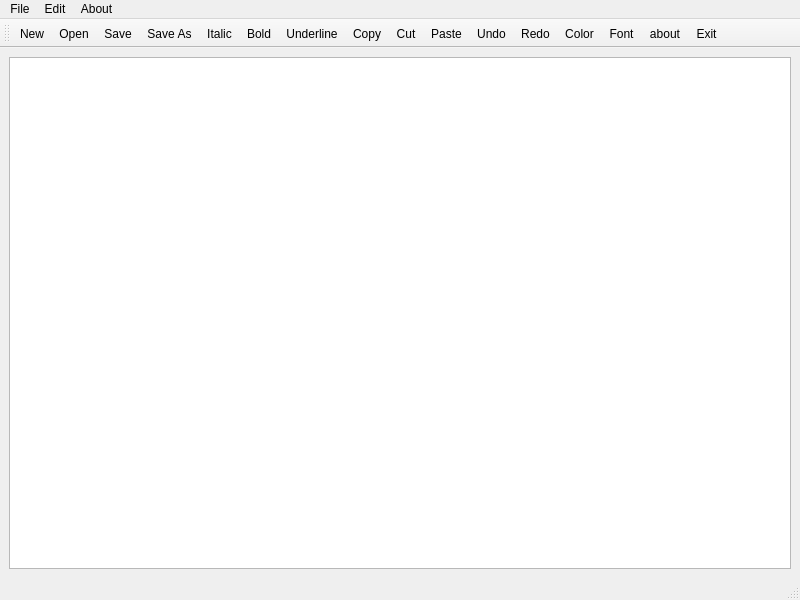
First picture: the form in Notepad/mainwindow.ui, repository lea905/SAE201, before the edit.
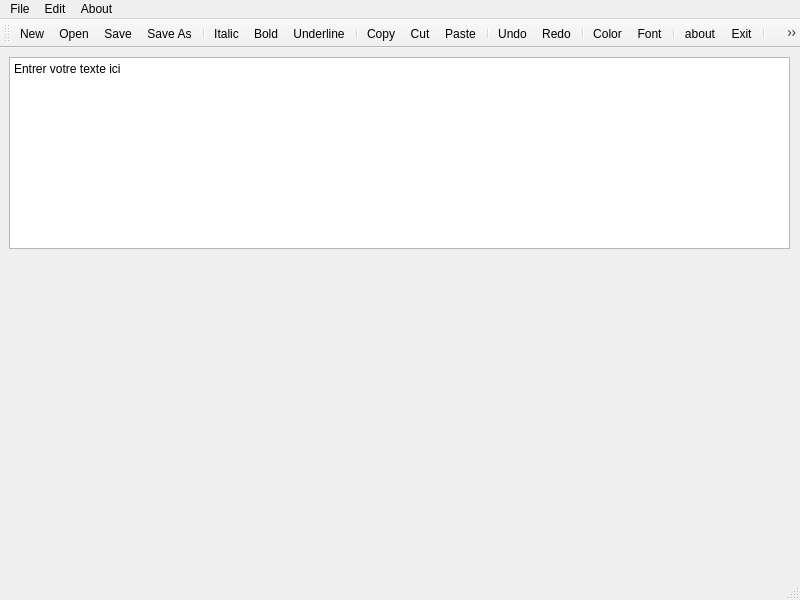
Second picture: the form after the edit. Icons and pictures are not drawn.

```diff
--- a/Notepad/mainwindow.ui
+++ b/Notepad/mainwindow.ui
@@ -17,15 +17,26 @@
    <property name="enabled">
     <bool>true</bool>
    </property>
-   <layout class="QVBoxLayout" name="verticalLayout">
-    <item>
-     <widget class="QTextEdit" name="textEdit">
-      <property name="enabled">
-       <bool>true</bool>
-      </property>
-     </widget>
-    </item>
-   </layout>
+   <widget class="QTextEdit" name="textEdit">
+    <property name="geometry">
+     <rect>
+      <x>9</x>
+      <y>9</y>
+      <width>781</width>
+      <height>192</height>
+     </rect>
+    </property>
+    <property name="html">
+     <string>&lt;!DOCTYPE HTML PUBLIC &quot;-//W3C//DTD HTML 4.0//EN&quot; &quot;http://www.w3.org/TR/REC-html40/strict.dtd&quot;&gt;
+&lt;html&gt;&lt;head&gt;&lt;meta name=&quot;qrichtext&quot; content=&quot;1&quot; /&gt;&lt;meta charset=&quot;utf-8&quot; /&gt;&lt;style type=&quot;text/css&quot;&gt;
+p, li { white-space: pre-wrap; }
+hr { height: 1px; border-width: 0; }
+li.unchecked::marker { content: &quot;\2610&quot;; }
+li.checked::marker { content: &quot;\2612&quot;; }
+&lt;/style&gt;&lt;/head&gt;&lt;body style=&quot; font-family:'Segoe UI'; font-size:9pt; font-weight:400; font-style:normal;&quot;&gt;
+&lt;p style=&quot; margin-top:0px; margin-bottom:0px; margin-left:0px; margin-right:0px; -qt-block-indent:0; text-indent:0px;&quot;&gt;Entrer votre texte ici&lt;/p&gt;&lt;/body&gt;&lt;/html&gt;</string>
+    </property>
+   </widget>
   </widget>
   <widget class="QMenuBar" name="menubar">
    <property name="geometry">
@@ -73,18 +84,26 @@
    <addaction name="actionOpen"/>
    <addaction name="actionSave"/>
    <addaction name="actionSave_As"/>
+   <addaction name="separator"/>
    <addaction name="actionItalic"/>
    <addaction name="actionBold"/>
    <addaction name="actionUnderline"/>
+   <addaction name="separator"/>
    <addaction name="actionCopy"/>
    <addaction name="actionCut"/>
    <addaction name="actionPaste"/>
+   <addaction name="separator"/>
    <addaction name="actionUndo"/>
    <addaction name="actionRedo"/>
+   <addaction name="separator"/>
    <addaction name="actionColor"/>
    <addaction name="actionFont"/>
+   <addaction name="separator"/>
    <addaction name="actionabout"/>
    <addaction name="actionExit"/>
+   <addaction name="separator"/>
+   <addaction name="actionAd_Bouton"/>
+   <addaction name="actionAd_Label"/>
   </widget>
   <action name="actionSave">
    <property name="icon">
@@ -248,6 +267,16 @@
     <string>about</string>
    </property>
   </action>
+  <action name="actionAd_Bouton">
+   <property name="text">
+    <string>Ad Bouton</string>
+   </property>
+  </action>
+  <action name="actionAd_Label">
+   <property name="text">
+    <string>Ad Label</string>
+   </property>
+  </action>
  </widget>
  <resources>
   <include location="Notepad.qrc"/>
```
